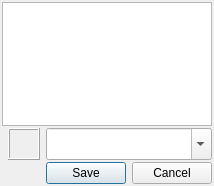
Qt form src/plugins/mood/moodselect.ui (xnamed/vacuum-im) before a commit.
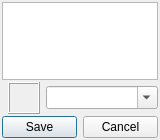
The same form after that commit.

```diff
--- a/src/plugins/mood/moodselect.ui
+++ b/src/plugins/mood/moodselect.ui
@@ -6,12 +6,12 @@
    <rect>
     <x>0</x>
     <y>0</y>
-    <width>214</width>
-    <height>186</height>
+    <width>160</width>
+    <height>140</height>
    </rect>
   </property>
   <property name="sizePolicy">
-   <sizepolicy hsizetype="Preferred" vsizetype="Preferred">
+   <sizepolicy hsizetype="Expanding" vsizetype="Expanding">
     <horstretch>0</horstretch>
     <verstretch>0</verstretch>
    </sizepolicy>
@@ -47,7 +47,7 @@
    <item>
     <widget class="QTreeWidget" name="listActiv">
      <property name="sizePolicy">
-      <sizepolicy hsizetype="Minimum" vsizetype="MinimumExpanding">
+      <sizepolicy hsizetype="Expanding" vsizetype="Expanding">
        <horstretch>0</horstretch>
        <verstretch>0</verstretch>
       </sizepolicy>
@@ -130,7 +130,7 @@
      <item>
       <widget class="QComboBox" name="comboBox">
        <property name="sizePolicy">
-        <sizepolicy hsizetype="MinimumExpanding" vsizetype="Minimum">
+        <sizepolicy hsizetype="Expanding" vsizetype="Maximum">
          <horstretch>0</horstretch>
          <verstretch>0</verstretch>
         </sizepolicy>
```
